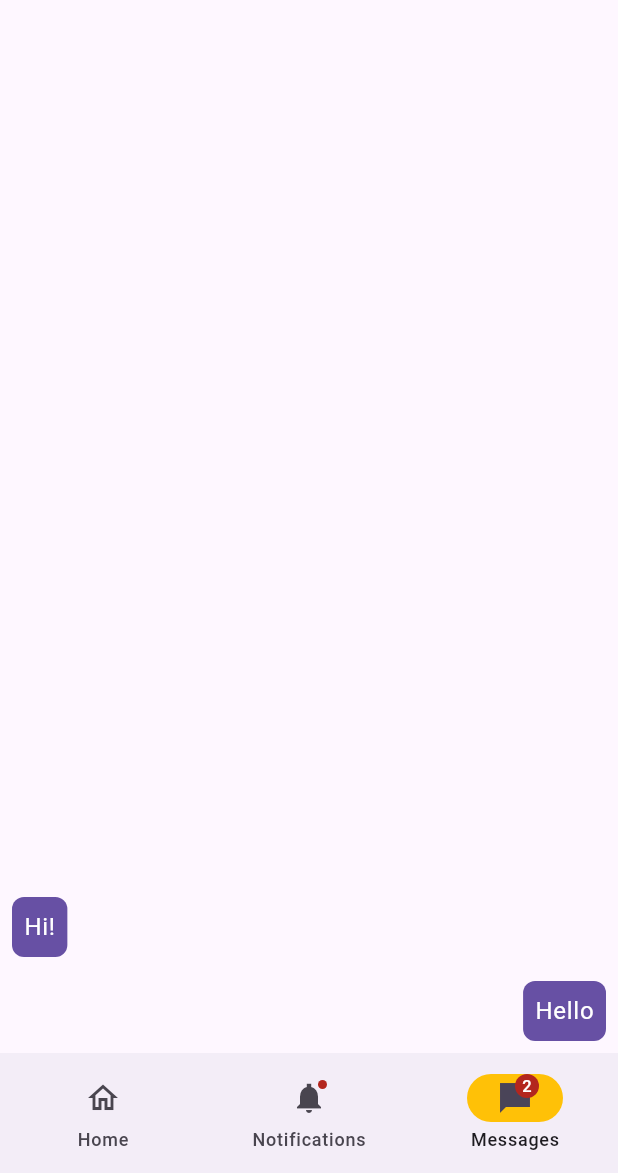
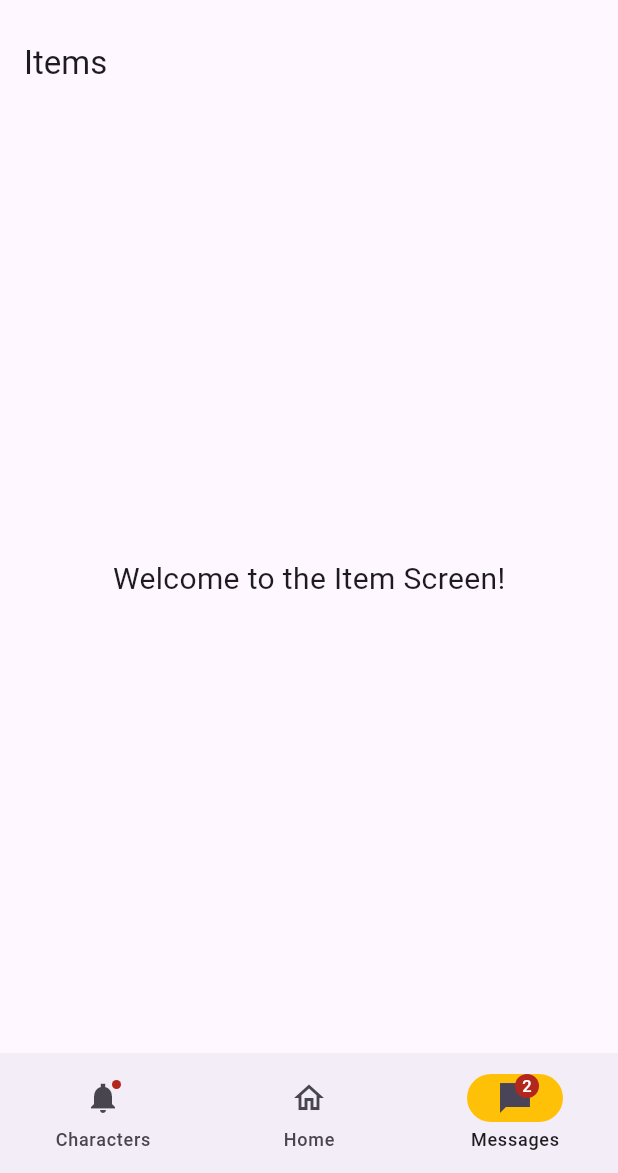
Before and after one commit to aqaz99/delve, a Flutter app: the screen it shows after launch, item 3 of the bottom bar chosen, on a phone screen of 412 x 824 dp, the part 63-1236 px from its top. Run offline on Flutter 3.47's test engine with Material 3 defaults, Android fonts, the phone set to English and light mode, and no system bars.

```diff
--- /dev/null
+++ b/lib/Screens/heroScreen.dart
@@ -0,0 +1,16 @@
+import 'package:flutter/material.dart';
+
+class HeroScreen extends StatelessWidget {
+  @override
+  Widget build(BuildContext context) {
+    return Scaffold(
+      appBar: AppBar(title: Text('Heroes')),
+      body: Center(
+        child: Text(
+          'Welcome to the Hero Screen!',
+          style: TextStyle(fontSize: 20),
+        ),
+      ),
+    );
+  }
+}
--- /dev/null
+++ b/lib/Screens/itemScreen.dart
@@ -0,0 +1,16 @@
+import 'package:flutter/material.dart';
+
+class ItemScreen extends StatelessWidget {
+  @override
+  Widget build(BuildContext context) {
+    return Scaffold(
+      appBar: AppBar(title: Text('Items')),
+      body: Center(
+        child: Text(
+          'Welcome to the Item Screen!',
+          style: TextStyle(fontSize: 20),
+        ),
+      ),
+    );
+  }
+}
--- a/lib/main.dart
+++ b/lib/main.dart
@@ -1,4 +1,6 @@
-import 'package:delve/Screens/delve.dart';
+import 'package:delve/Screens/delveScreen.dart';
+import 'package:delve/Screens/heroScreen.dart';
+import 'package:delve/Screens/itemScreen.dart';
 import 'package:flutter/material.dart';
 
 void main() => runApp(DungeonApp());
@@ -25,7 +27,12 @@ class DungeonGame extends StatefulWidget {
 }
 
 class _DungeonGameState extends State<DungeonGame> {
-  int currentPageIndex = 0;
+  int currentPageIndex = 1;
+  final List<Widget> _pages = [
+    HeroScreen(),
+    DelveScreen(), // Home screen
+    ItemScreen(),
+  ];
   @override
   Widget build(BuildContext context) {
     final ThemeData theme = Theme.of(context);
@@ -40,13 +47,13 @@ class _DungeonGameState extends State<DungeonGame> {
         selectedIndex: currentPageIndex,
         destinations: const <Widget>[
           NavigationDestination(
+            icon: Badge(child: Icon(Icons.notifications_sharp)),
+            label: 'Characters',
+          ),
+          NavigationDestination(
             selectedIcon: Icon(Icons.home),
             icon: Icon(Icons.home_outlined),
             label: 'Home',
-          ),
-          NavigationDestination(
-            icon: Badge(child: Icon(Icons.notifications_sharp)),
-            label: 'Notifications',
           ),
           NavigationDestination(
             icon: Badge(label: Text('2'), child: Icon(Icons.messenger_sharp)),
@@ -54,87 +61,7 @@ class _DungeonGameState extends State<DungeonGame> {
           ),
         ],
       ),
-      body:
-          <Widget>[
-            /// Home page
-            DelveScreen(),
-            // Card(
-            //   shadowColor: Colors.transparent,
-            //   margin: const EdgeInsets.all(8.0),
-            //   child: SizedBox.expand(
-            //     child: Center(
-            //       child: Text('Home page', style: theme.textTheme.titleLarge),
-            //     ),
-            //   ),
-            // ),
-
-            /// Notifications page
-            const Padding(
-              padding: EdgeInsets.all(8.0),
-              child: Column(
-                children: <Widget>[
-                  Card(
-                    child: ListTile(
-                      leading: Icon(Icons.notifications_sharp),
-                      title: Text('Notification 1'),
-                      subtitle: Text('This is a notification'),
-                    ),
-                  ),
-                  Card(
-                    child: ListTile(
-                      leading: Icon(Icons.notifications_sharp),
-                      title: Text('Notification 2'),
-                      subtitle: Text('This is a notification'),
-                    ),
-                  ),
-                ],
-              ),
-            ),
-
-            /// Messages page
-            ListView.builder(
-              reverse: true,
-              itemCount: 2,
-              itemBuilder: (BuildContext context, int index) {
-                if (index == 0) {
-                  return Align(
-                    alignment: Alignment.centerRight,
-                    child: Container(
-                      margin: const EdgeInsets.all(8.0),
-                      padding: const EdgeInsets.all(8.0),
-                      decoration: BoxDecoration(
-                        color: theme.colorScheme.primary,
-                        borderRadius: BorderRadius.circular(8.0),
-                      ),
-                      child: Text(
-                        'Hello',
-                        style: theme.textTheme.bodyLarge!.copyWith(
-                          color: theme.colorScheme.onPrimary,
-                        ),
-                      ),
-                    ),
-                  );
-                }
-                return Align(
-                  alignment: Alignment.centerLeft,
-                  child: Container(
-                    margin: const EdgeInsets.all(8.0),
-                    padding: const EdgeInsets.all(8.0),
-                    decoration: BoxDecoration(
-                      color: theme.colorScheme.primary,
-                      borderRadius: BorderRadius.circular(8.0),
-                    ),
-                    child: Text(
-                      'Hi!',
-                      style: theme.textTheme.bodyLarge!.copyWith(
-                        color: theme.colorScheme.onPrimary,
-                      ),
-                    ),
-                  ),
-                );
-              },
-            ),
-          ][currentPageIndex],
+      body: IndexedStack(index: currentPageIndex, children: _pages),
     );
   }
 }
```
Also changed, not shown: lib/Screens/delveScreen.dart (renamed from lib/Screens/delve.dart).
